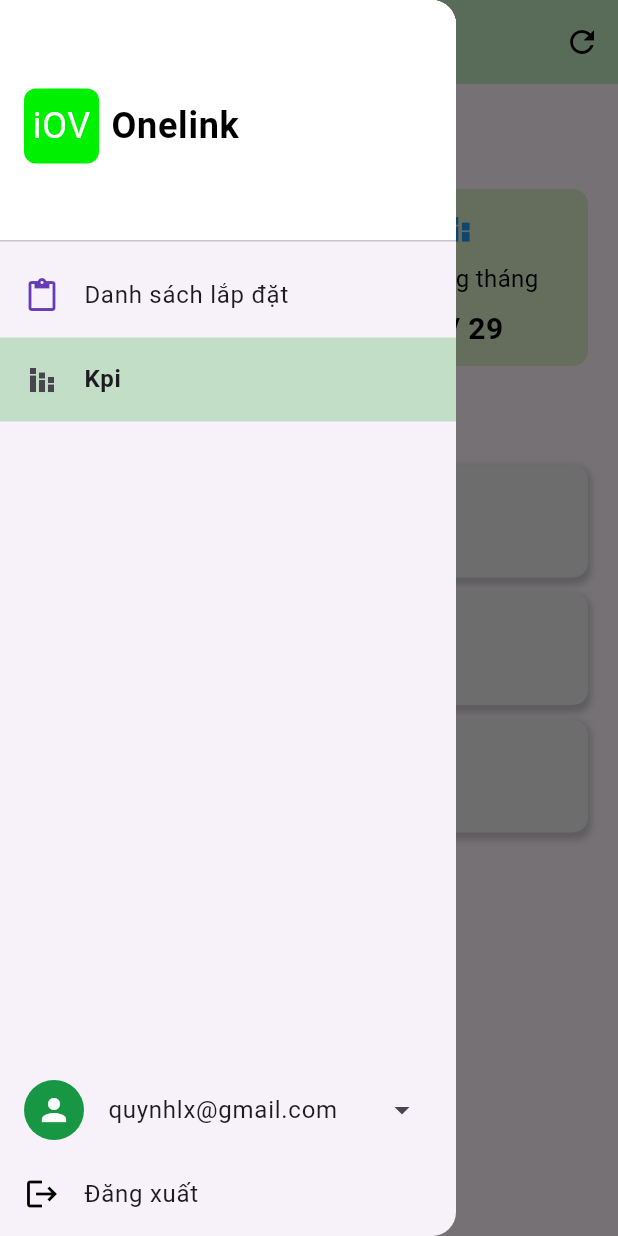
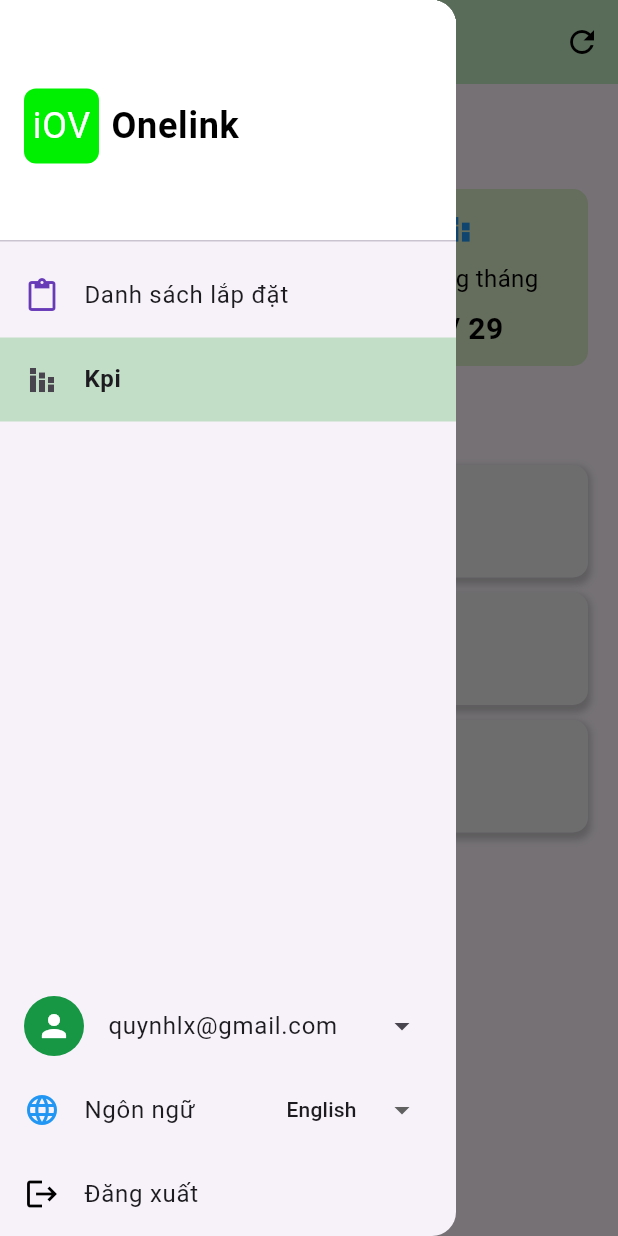
Before and after one commit to minhnion/iOV_app, a Flutter app: the KpiScreen screen opened directly, with the side drawer open, on a phone screen of 412 x 824 dp. Run offline on Flutter 3.47's test engine with Material 3 defaults, Android fonts, the phone set to English and light mode, and no system bars; our stand-ins replace easy_localization.

Commit message:
change language ui and logic

```diff
--- a/lib/main.dart
+++ b/lib/main.dart
@@ -11,7 +11,7 @@
         supportedLocales: const [ Locale('vi'),Locale('en')],
         path: 'assets/translations',
         fallbackLocale: const Locale('en'),
-        startLocale: const Locale('vi'),
+        startLocale: const Locale('en'),
         child: const MyApp(),
     )
   );
--- a/lib/screens/installation_screen/installation_screen.dart
+++ b/lib/screens/installation_screen/installation_screen.dart
@@ -124,7 +124,11 @@
           ),
         ],
       ),
-      drawer: const MenuTab(selectedMenu: "Installations"),
+      drawer: MenuTab(selectedMenu: "Installations", onLanguageChanged: () {
+        setState(() {
+
+        });
+      },),
       body: ListView(
         children: [
           Row(
--- a/lib/screens/kpi_screen/kpi_screen.dart
+++ b/lib/screens/kpi_screen/kpi_screen.dart
@@ -50,7 +50,11 @@
           ),
         ],
       ),
-      drawer: const MenuTab(selectedMenu: "Kpi"),
+      drawer: MenuTab(selectedMenu: "Kpi", onLanguageChanged: () {
+        setState(() {
+
+        });
+      },),
       body: Padding(
         padding: const EdgeInsets.all(20.0),
         child: Column(
--- a/lib/screens/profile_screen/profile_screen.dart
+++ b/lib/screens/profile_screen/profile_screen.dart
@@ -30,7 +30,11 @@
           ),
         ],
       ),
-      drawer: const MenuTab(selectedMenu: "Profile"),
+      drawer: MenuTab(selectedMenu: "Profile", onLanguageChanged: () {
+        setState(() {
+
+        });
+      },),
       body: Container(
         color: Colors.white,
         child: Padding(
--- /dev/null
+++ b/lib/utils/change_language.dart
@@ -0,0 +1,25 @@
+import 'package:easy_localization/easy_localization.dart';
+import 'package:flutter/material.dart';
+
+List<String> getLanguageItems(BuildContext context){
+  final currentLocale = context.locale;
+  if(currentLocale == const Locale('vi')){
+    return ['Tiếng Việt', 'English'];
+  } else {
+    return ['English', 'Tiếng Việt'];
+  }
+}
+
+void changeLanguage(BuildContext context, String? selectedLanguage, VoidCallback onChanged){
+  if(selectedLanguage == null) return;
+  if(selectedLanguage == 'Tiếng Việt' && context.locale != const Locale('vi')){
+    context.setLocale(const Locale('vi'));
+  } else if (selectedLanguage == 'English' && context.locale!= const Locale('en')){
+    context.setLocale(const Locale('en'));
+  }
+  onChanged();
+}
+
+String getCurrentLanguageDisplay(BuildContext context){
+  return context.locale == const Locale('vi') ? 'Tiếng Việt' : 'English';
+}
--- a/lib/widgets/menu_tab/menu_tab.dart
+++ b/lib/widgets/menu_tab/menu_tab.dart
@@ -1,13 +1,16 @@
+import 'package:easy_localization/easy_localization.dart';
 import 'package:flutter/material.dart';
 import 'package:iov_app/screens/installation_screen/installation_screen.dart';
 import 'package:iov_app/screens/kpi_screen/kpi_screen.dart';
 import 'package:iov_app/screens/profile_screen/profile_screen.dart';
+import 'package:iov_app/utils/change_language.dart';
 import 'package:iov_app/widgets/confirm_inform/confirm_inform.dart';
 
 class MenuTab extends StatefulWidget {
-  const MenuTab({super.key, required this.selectedMenu});
+  const MenuTab({super.key, required this.selectedMenu, required this.onLanguageChanged});
 
   final String selectedMenu;
+  final VoidCallback onLanguageChanged;
 
   @override
   State<MenuTab> createState() => _MenuTabState();
@@ -15,6 +18,13 @@
 
 class _MenuTabState extends State<MenuTab> {
   late String _selectedMenu;
+  void _changeLanguage(String? selectedLanguage) {
+    changeLanguage(context, selectedLanguage, () {
+      setState(() {
+      });
+      widget.onLanguageChanged();
+    });
+  }
 
   @override
   void initState() {
@@ -27,6 +37,7 @@
 
   @override
   Widget build(BuildContext context) {
+    final String currentLanguageDisplay = getCurrentLanguageDisplay(context);
     return Drawer(
       child: Column(
         children: [
@@ -141,7 +152,46 @@
               },
             ),
           ),
-
+          Container(
+            color: _selectedMenu == 'Language'
+                ? Colors.green.withOpacity(0.3)
+                : null,
+            child: ListTile(
+              leading: const Icon(Icons.language, color: Colors.blue),
+              title: Text(
+                'Ngôn ngữ',
+                style: TextStyle(
+                  fontWeight: _selectedMenu == 'Language'
+                      ? FontWeight.bold
+                      : FontWeight.normal,
+                  fontSize: 16,
+                ),
+              ),
+              trailing: DropdownButton<String>(
+                value: currentLanguageDisplay,
+                underline: Container(), // Bỏ đường gạch chân
+                icon: const Icon(Icons.arrow_drop_down),
+                onChanged: _changeLanguage,
+                items: getLanguageItems(context)
+                    .map<DropdownMenuItem<String>>((String value) {
+                  return DropdownMenuItem<String>(
+                    value: value,
+                    child: Text(
+                      value,
+                      style: const TextStyle(
+                        fontSize: 14,
+                      ),
+                    ),
+                  );
+                }).toList(),
+              ),
+              onTap: () {
+                setState(() {
+                  _selectedMenu = "Language";
+                });
+              },
+            ),
+          ),
           InkWell(
             onTap: () {
               showDialog(
```
